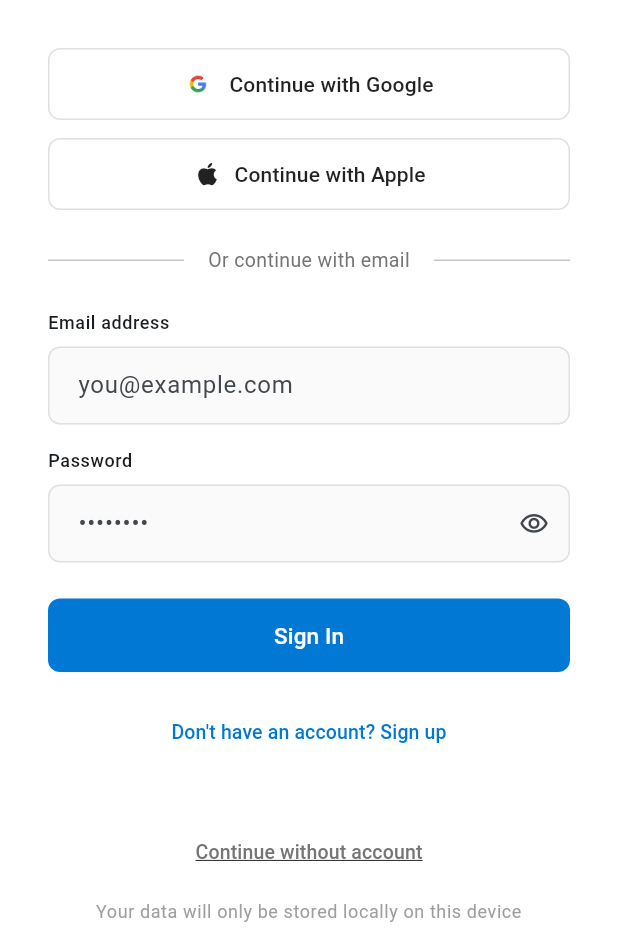
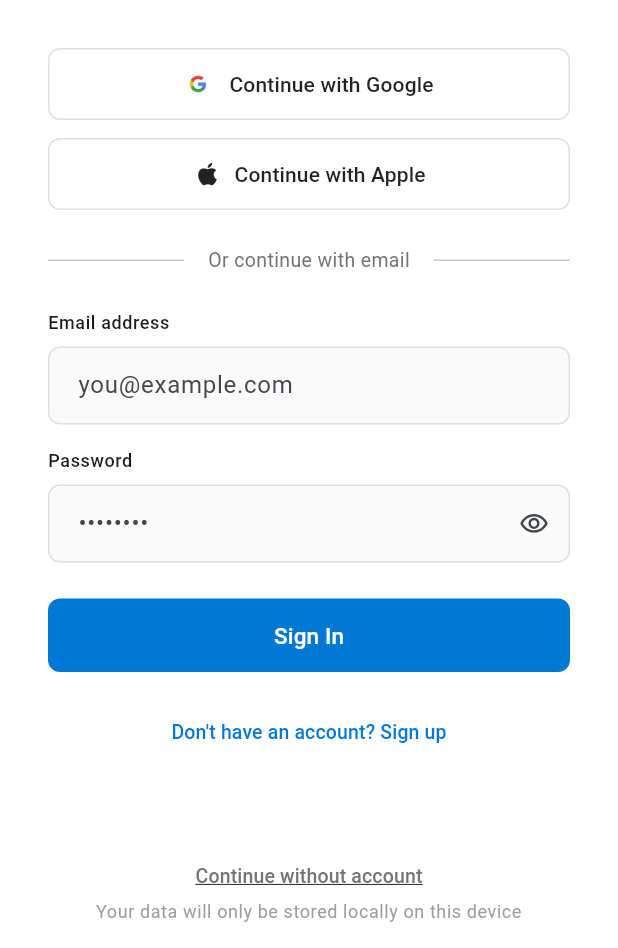
Before and after one commit to hao6yu/howai-agent, a Flutter app: the screen it shows after launch, on a phone screen of 412 x 824 dp, the part 288-1236 px from its top. Run offline on Flutter 3.47's test engine with Material 3 defaults, Android fonts, the phone set to English and light mode, and no system bars; our stand-ins replace csv, file_picker, flutter_dotenv, flutter_image_compress, flutter_tts, geocoding and 19 more; missing offline and left inert: audio_session, elevenlabs_agents, flutter_markdown_selectionarea, flutter_pptx, flutter_sound, gal and 4 more; accounts and stored records are empty.

Commit message:
Pin "Continue without account" button to bottom of auth screen
On small Android screens the button was scrolled off-screen inside the
SingleChildScrollView. Restructure layout so the main form scrolls in
an Expanded area while the skip-account button stays fixed at the bottom.

Co-Authored-By: Claude Opus 4.6 <noreply@anthropic.com>

```diff
--- a/lib/screens/auth_screen.dart
+++ b/lib/screens/auth_screen.dart
@@ -127,10 +127,13 @@ class _AuthScreenState extends State<AuthScreen> {
         return Scaffold(
           backgroundColor: isDark ? const Color(0xFF1C1C1E) : Colors.white,
           body: SafeArea(
+            child: Column(
+              children: [
+                Expanded(
                   child: Center(
                     child: SingleChildScrollView(
                       padding: const EdgeInsets.symmetric(
-                    horizontal: 32.0, vertical: 48.0),
+                          horizontal: 32.0, vertical: 32.0),
                       child: Form(
                         key: _formKey,
                         child: Column(
@@ -157,7 +160,9 @@ class _AuthScreenState extends State<AuthScreen> {
 
                             // Title
                             Text(
-                        _isSignUp ? l10n.signUpToHowAI : l10n.signInToHowAI,
+                              _isSignUp
+                                  ? l10n.signUpToHowAI
+                                  : l10n.signInToHowAI,
                               style: theme.textTheme.headlineSmall?.copyWith(
                                 fontWeight: FontWeight.bold,
                                 fontSize: 24,
@@ -168,10 +173,12 @@ class _AuthScreenState extends State<AuthScreen> {
 
                             // Google Sign In button (first, like Supabase)
                             OutlinedButton(
-                        onPressed:
-                            authProvider.isLoading ? null : _handleGoogleSignIn,
+                              onPressed: authProvider.isLoading
+                                  ? null
+                                  : _handleGoogleSignIn,
                               style: OutlinedButton.styleFrom(
-                          padding: const EdgeInsets.symmetric(vertical: 14),
+                                padding:
+                                    const EdgeInsets.symmetric(vertical: 14),
                                 shape: RoundedRectangleBorder(
                                   borderRadius: BorderRadius.circular(8),
                                 ),
@@ -201,12 +208,14 @@ class _AuthScreenState extends State<AuthScreen> {
                             // Apple Sign In button (Required by Apple for App Store)
                             const SizedBox(height: 12),
                             OutlinedButton.icon(
-                        onPressed:
-                            authProvider.isLoading ? null : _handleAppleSignIn,
+                              onPressed: authProvider.isLoading
+                                  ? null
+                                  : _handleAppleSignIn,
                               icon: const Icon(Icons.apple, size: 20),
                               label: Text(l10n.continueWithApple),
                               style: OutlinedButton.styleFrom(
-                          padding: const EdgeInsets.symmetric(vertical: 14),
+                                padding:
+                                    const EdgeInsets.symmetric(vertical: 14),
                                 shape: RoundedRectangleBorder(
                                   borderRadius: BorderRadius.circular(8),
                                 ),
@@ -227,7 +236,8 @@ class _AuthScreenState extends State<AuthScreen> {
                               children: [
                                 const Expanded(child: Divider()),
                                 Padding(
-                            padding: const EdgeInsets.symmetric(horizontal: 16),
+                                  padding: const EdgeInsets.symmetric(
+                                      horizontal: 16),
                                   child: Text(
                                     l10n.orContinueWithEmail,
                                     style: TextStyle(
@@ -345,7 +355,8 @@ class _AuthScreenState extends State<AuthScreen> {
                                       ),
                                       onPressed: () {
                                         setState(() {
-                                    _isPasswordVisible = !_isPasswordVisible;
+                                          _isPasswordVisible =
+                                              !_isPasswordVisible;
                                         });
                                       },
                                     ),
@@ -358,7 +369,8 @@ class _AuthScreenState extends State<AuthScreen> {
                                       return l10n.pleaseEnterYourPassword;
                                     }
                                     if (_isSignUp && value.length < 6) {
-                                return l10n.passwordMustBeAtLeast6Characters;
+                                      return l10n
+                                          .passwordMustBeAtLeast6Characters;
                                     }
                                     return null;
                                   },
@@ -369,10 +381,12 @@ class _AuthScreenState extends State<AuthScreen> {
 
                             // Sign in/up button
                             ElevatedButton(
-                        onPressed:
-                            authProvider.isLoading ? null : _handleEmailAuth,
+                              onPressed: authProvider.isLoading
+                                  ? null
+                                  : _handleEmailAuth,
                               style: ElevatedButton.styleFrom(
-                          padding: const EdgeInsets.symmetric(vertical: 14),
+                                padding:
+                                    const EdgeInsets.symmetric(vertical: 14),
                                 shape: RoundedRectangleBorder(
                                   borderRadius: BorderRadius.circular(8),
                                 ),
@@ -386,7 +400,8 @@ class _AuthScreenState extends State<AuthScreen> {
                                       width: 20,
                                       child: CircularProgressIndicator(
                                         strokeWidth: 2,
-                                  valueColor: AlwaysStoppedAnimation<Color>(
+                                        valueColor:
+                                            AlwaysStoppedAnimation<Color>(
                                                 Colors.white),
                                       ),
                                     )
@@ -419,26 +434,32 @@ class _AuthScreenState extends State<AuthScreen> {
                                 ),
                               ),
                             ),
-
-                      const SizedBox(height: 32),
-
+                          ],
+                        ),
+                      ),
+                    ),
+                  ),
+                ),
+                Padding(
+                  padding: const EdgeInsets.fromLTRB(32, 8, 32, 16),
+                  child: Column(
+                    children: [
                       // Continue without account button
-                      Center(
-                        child: TextButton(
+                      TextButton(
                         onPressed: _continueWithoutAccount,
                         style: TextButton.styleFrom(
                           foregroundColor: Colors.grey.shade600,
+                          visualDensity: VisualDensity.compact,
+                          tapTargetSize: MaterialTapTargetSize.shrinkWrap,
                         ),
                         child: Text(
                           l10n.continueWithoutAccount,
-                            style: TextStyle(
+                          style: const TextStyle(
                             fontSize: 13,
                             decoration: TextDecoration.underline,
                           ),
                         ),
                       ),
-                      ),
-                      const SizedBox(height: 8),
                       Text(
                         l10n.yourDataWillOnlyBeStoredLocallyOnThisDevice,
                         style: theme.textTheme.bodySmall?.copyWith(
@@ -450,7 +471,7 @@ class _AuthScreenState extends State<AuthScreen> {
                     ],
                   ),
                 ),
-              ),
+              ],
             ),
           ),
         );
```
Lines whose indentation alone changed are shown as unchanged.
